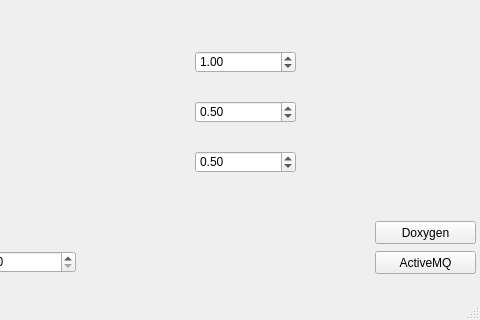
Old version of the form forms/software-quality-model.ui in the repository CDovgal/software-quality-model; both pictures show x 385 to 865 and y 139 to 459 of the 865 by 459 pixel window.
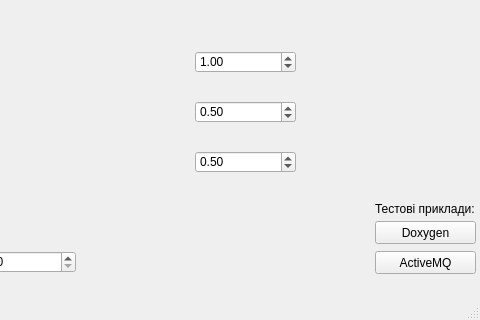
New version of the form. Icons and pictures are not drawn.

Commit message: Fix probability issue, add label

```diff
--- a/forms/software-quality-model.ui
+++ b/forms/software-quality-model.ui
@@ -246,6 +246,19 @@
      <string>Doxygen</string>
     </property>
    </widget>
+   <widget class="QLabel" name="label_2">
+    <property name="geometry">
+     <rect>
+      <x>760</x>
+      <y>340</y>
+      <width>101</width>
+      <height>16</height>
+     </rect>
+    </property>
+    <property name="text">
+     <string>Тестові приклади:</string>
+    </property>
+   </widget>
   </widget>
   <widget class="QMenuBar" name="menubar">
    <property name="geometry">
```
Left out of the diff: 4 changed lines with no effect on the pictures. The commit also changes 1 other file.
